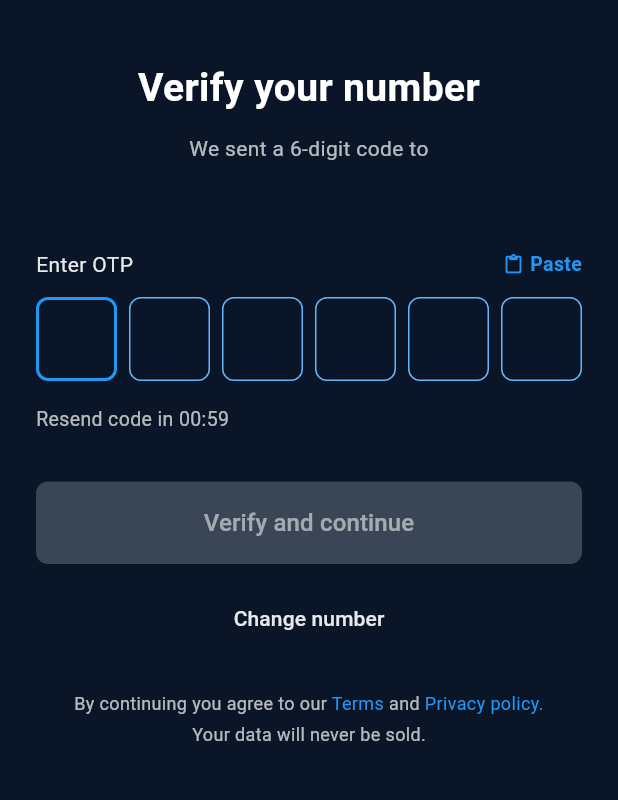
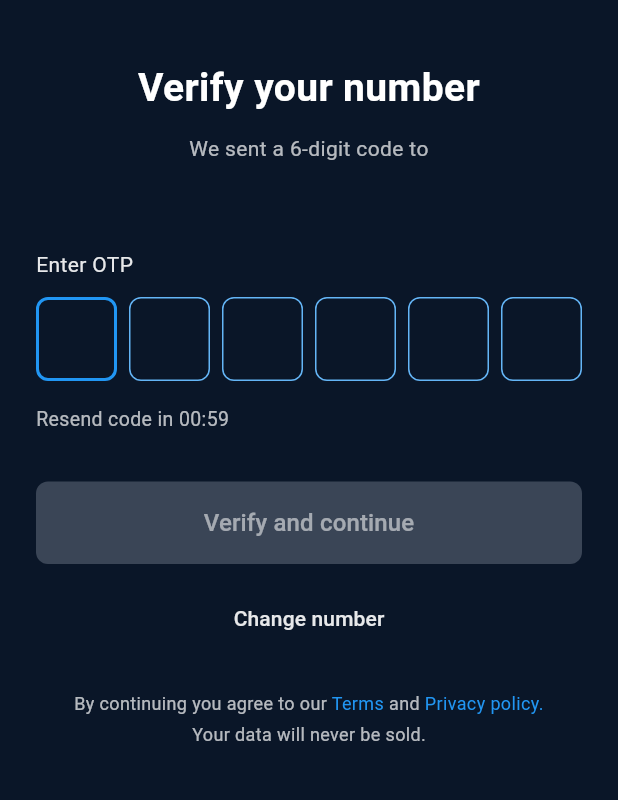
Before and after one commit to zhini-co-in/ZhiniApp, a Flutter app: the OtpScreen screen opened directly with empty values, on a phone screen of 412 x 824 dp, the part 258-1058 px from its top. Run offline on Flutter 3.47's test engine with Material 3 defaults, Android fonts, the phone set to English and light mode, and no system bars; our stand-ins replace camera, country_code_picker, device_info_plus, firebase_auth, firebase_core, firebase_crashlytics and 8 more; missing offline and left inert: country_flags, fuzzywuzzy, google_mlkit_text_recognition, tflite_flutter; accounts and stored records are empty; network calls fail.

Commit message:
07102026

```diff
--- a/lib/otp_screen.dart
+++ b/lib/otp_screen.dart
@@ -493,17 +493,18 @@ class _OtpScreenState extends State<OtpScreen> {
     controller: _otpController,
     focusNode: _otpFocus,
     enabled: !_isVerifying,
-              keyboardType: TextInputType.number,
+    keyboardType: TextInputType.text,        // number -> text
     autofillHints: const [AutofillHints.oneTimeCode],
     showCursor: false,
-              enableSuggestions: false,
+    enableSuggestions: true,                 // false -> true
     autocorrect: false,
-              maxLength: _otpLength,
+    // maxLength remove pannunga
     inputFormatters: [
+      OtpExtractFormatter(),                 // new
       FilteringTextInputFormatter.digitsOnly,
       LengthLimitingTextInputFormatter(_otpLength),
     ],
-              style: const TextStyle(color: Colors.transparent, fontSize: 1),
+    style: const TextStyle(color: Colors.transparent, fontSize: 18), // 1 -> 18
     cursorColor: Colors.transparent,
     decoration: const InputDecoration(
       counterText: '',
@@ -512,6 +513,7 @@ class _OtpScreenState extends State<OtpScreen> {
       focusedBorder: InputBorder.none,
       disabledBorder: InputBorder.none,
       contentPadding: EdgeInsets.zero,
+      isCollapsed: true,
     ),
     onChanged: _handleOtpChanged,
   ),
@@ -576,33 +578,12 @@ class _OtpScreenState extends State<OtpScreen> {
 
               const SizedBox(height: 32),
 
-              Row(
-                mainAxisAlignment: MainAxisAlignment.spaceBetween,
-                children: [
-                  const Text(
+              const Align(
+  alignment: Alignment.centerLeft,
+  child: Text(
     'Enter OTP',
     style: TextStyle(color: _labelText, fontSize: 14),
   ),
-                  GestureDetector(
-                    onTap: _isVerifying ? null : _pasteFromClipboard,
-                    child: const Row(
-                      mainAxisSize: MainAxisSize.min,
-                      children: [
-                        Icon(Icons.content_paste_rounded,
-                            size: 14, color: Colors.blue),
-                        SizedBox(width: 4),
-                        Text(
-                          'Paste',
-                          style: TextStyle(
-                            color: Colors.blue,
-                            fontSize: 13,
-                            fontWeight: FontWeight.w600,
-                          ),
-                        ),
-                      ],
-                    ),
-                  ),
-                ],
 ),
 
               const SizedBox(height: 12),
@@ -746,3 +727,21 @@ class _OtpScreenState extends State<OtpScreen> {
     );
   }
 }
+class OtpExtractFormatter extends TextInputFormatter {
+  @override
+  TextEditingValue formatEditUpdate(
+      TextEditingValue oldValue, TextEditingValue newValue) {
+    final t = newValue.text;
+    if (t.length > 6) {
+      final m = RegExp(r'(?<!\d)\d{6}(?!\d)').firstMatch(t);
+      if (m != null) {
+        final code = m.group(0)!;
+        return TextEditingValue(
+          text: code,
+          selection: TextSelection.collapsed(offset: code.length),
+        );
+      }
+    }
+    return newValue;
+  }
+}
```
Lines whose indentation alone changed are shown as unchanged.
